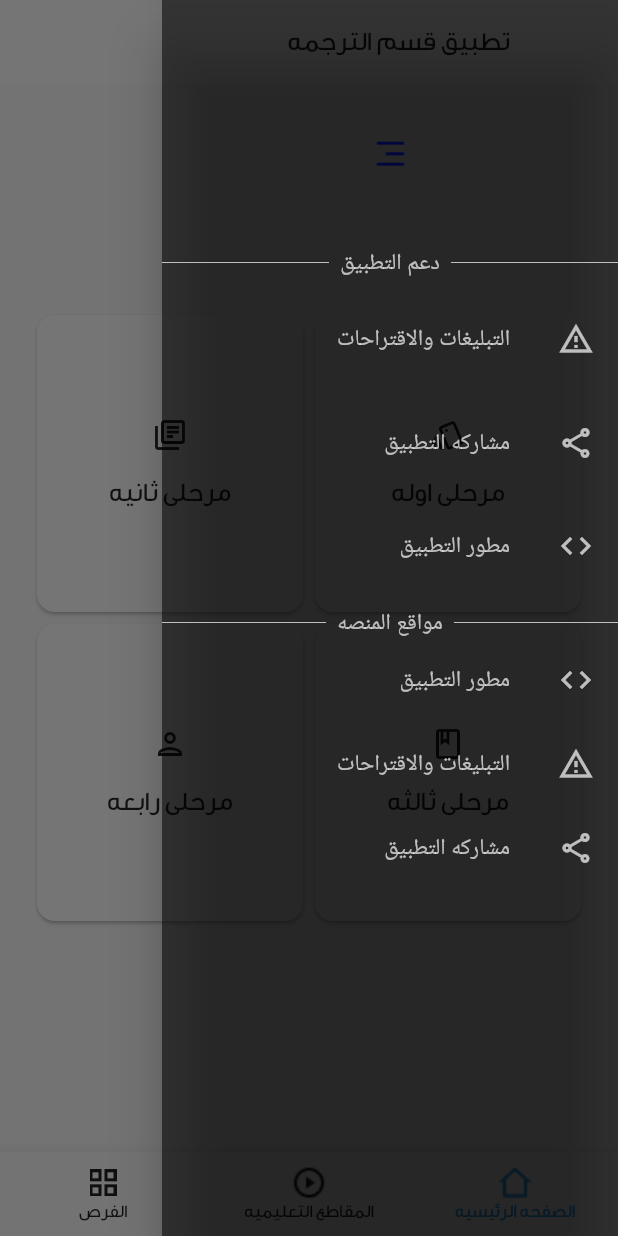
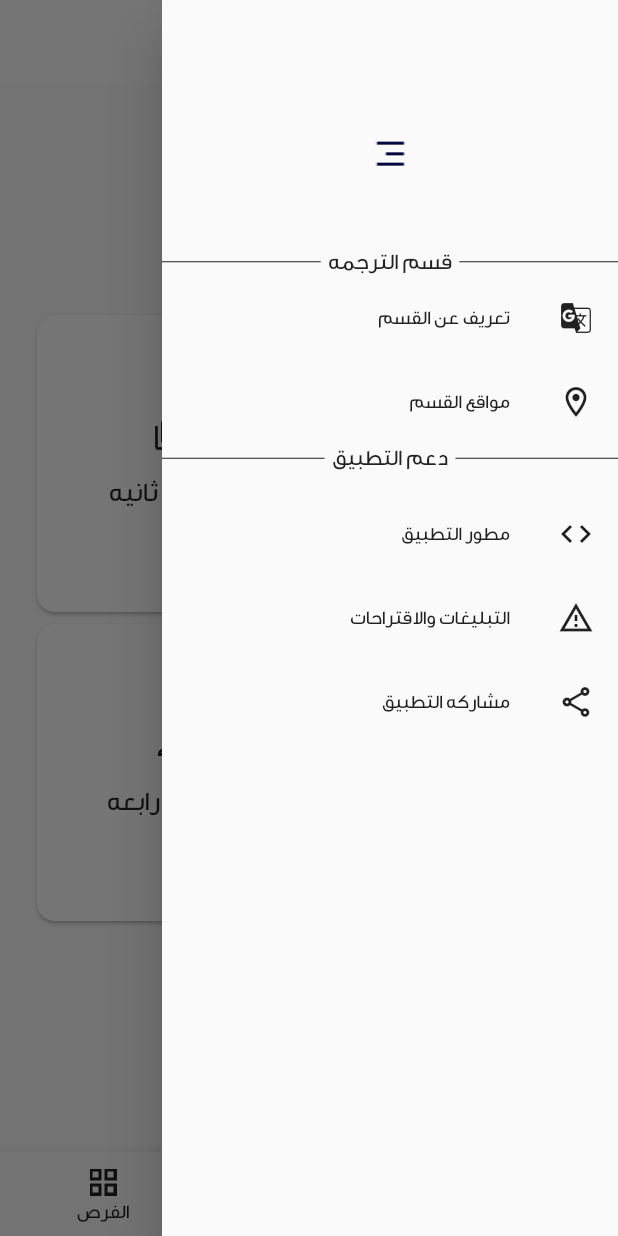
Before and after one commit to husseinkad/translation-dept.-app-, a Flutter app: the screen it shows after launch, with the side drawer open, on a phone screen of 412 x 824 dp. Run offline on Flutter 3.47's test engine with Material 2 defaults, Android fonts, the phone set to English and light mode, and no system bars; missing offline and left inert: flutter_share; Roboto replaces fonts that are missing (Tajawal).

Commit message:
styles and drawer

```diff
--- a/lib/home.dart
+++ b/lib/home.dart
@@ -40,12 +40,12 @@ class _HomeState extends State<Home> {
           onPressed: () {
             scaffoldKey.currentState!.openDrawer();
           },
-          icon: Image.asset('assets/menu.png', color: Colors.white70,),
+          icon: Image.asset('assets/menu.png', color: Colors.black87,),
         ),
         title: const Text('تطبيق قسم الترجمه', style: textStyleNormal),
       ),
       drawer: Drawer(
-        backgroundColor: Colors.black54,
+        //backgroundColor: Colors.white70,
         child: SingleChildScrollView(
           padding: padding,
           child: Column(
--- a/lib/mydrawer.dart
+++ b/lib/mydrawer.dart
@@ -24,44 +24,46 @@ class _MyDrawerState extends State<MyDrawer> {
           padding: const EdgeInsets.only(top: 20.0),
           child: Center(child: Image.asset('assets/menu.png', fit: BoxFit.cover, )),
         ),
+
         Row(
             children: const [
               Expanded(
-                  child: Divider(color: Colors.white70,)
+                  child: Divider(color: Colors.black87,)
               ),
 
-              Text('  دعم التطبيق  ', style: TextStyle(fontSize: 15, fontFamily: 'Tajawal', color: Colors.white70, overflow: TextOverflow.clip),),
+              Text('  قسم الترجمه  ', style: TextStyle(fontSize: 15, fontFamily: 'dinar', color: Colors.black87, overflow: TextOverflow.clip),),
 
               Expanded(
-                  child: Divider(color: Colors.white70,)
+                  child: Divider(color: Colors.black87,)
+              ),
+            ]
+        ),
+        buildMenuItem(text: 'تعريف عن القسم', icon: Icons.g_translate_outlined, onClicked: () => selectedItem(context, 1)),
+        buildMenuItem(text: 'مواقع القسم', icon: Icons.location_on_outlined, onClicked: () => selectedItem(context, 2)),
+        // buildMenuItem(text: 'مشاركه التطبيق', icon: Icons.share_outlined, onClicked: () => selectedItem(context, 7)),
+
+
+        Row(
+            children: const [
+              Expanded(
+                  child: Divider(color: Colors.black87,)
+              ),
+
+              Text('  دعم التطبيق  ', style: TextStyle(fontSize: 15, fontFamily: 'dinar', color: Colors.black87, overflow: TextOverflow.clip),),
+
+              Expanded(
+                  child: Divider(color: Colors.black87,)
               ),
             ]
         ),
         const SizedBox(height: 13,),
         Column(
           children: [
-            buildMenuItem(text: 'التبليغات والاقتراحات', icon: Icons.report_problem_outlined, onClicked: () => selectedItem(context, 9)),
-            const SizedBox(height: 13,),
-            buildMenuItem(text: 'مشاركه التطبيق', icon: Icons.share_outlined, onClicked: () => selectedItem(context, 7)),
-            const SizedBox(height: 13,),
-            buildMenuItem(text: 'مطور التطبيق', icon: Icons.code_outlined, onClicked: () => selectedItem(context, 6)),
-            const SizedBox(height: 13,),
-            Row(
-                children: const [
-                  Expanded(
-                      child: Divider(color: Colors.white70,)
-                  ),
-
-                  Text('  مواقع المنصه  ', style: TextStyle(fontSize: 15, fontFamily: 'Tajawal', color: Colors.white70, overflow: TextOverflow.clip),),
-
-                  Expanded(
-                      child: Divider(color: Colors.white70,)
-                  ),
-                ]
-            ),
             buildMenuItem(text: 'مطور التطبيق', icon: Icons.code_outlined, onClicked: () => selectedItem(context, 6)),
             buildMenuItem(text: 'التبليغات والاقتراحات', icon: Icons.report_problem_outlined, onClicked: () => selectedItem(context, 9)),
             buildMenuItem(text: 'مشاركه التطبيق', icon: Icons.share_outlined, onClicked: () => selectedItem(context, 7)),
+
+
 
             // Row(
             //   mainAxisAlignment: MainAxisAlignment.start,
@@ -83,34 +85,18 @@ class _MyDrawerState extends State<MyDrawer> {
     required IconData icon,
     VoidCallback? onClicked,
   }) {
-    const color = Colors.white70;
+    const color = Colors.black87;
     const hoverColor = Colors.blue;
 
     return ListTile(
       leading: Icon(icon, color: color,),
-      title: Text(text, style: const TextStyle(fontSize: 15, fontFamily: 'Tajawal', color: color),),
+      title: Text(text, style: textStyleSmall),
       hoverColor: hoverColor,
       onTap: onClicked ,
 
     );
   }
 
-  Widget bulidMenuItem2({
-    required String text,
-    required String image,
-    VoidCallback? onClicked,
-  }) {
-    const color = Colors.white70;
-    const hoverColor = Colors.blue;
-
-    return ListTile(
-      leading: Image.asset(image, color: color,),
-      title: Text(text, style: textStyleSmall),
-      hoverColor: hoverColor,
-      onTap: onClicked ,
-
-    );
-  }
   String Instagram = 'https://www.instagram.com/xbr.dev/';
   void insta() async {
     if (!await launch(Instagram)) throw 'حدث خطا ما $Instagram';
--- a/lib/utiles/styles.dart
+++ b/lib/utiles/styles.dart
@@ -1,7 +1,7 @@
 import 'package:flutter/material.dart';
 
 
-const textStyleSmall = TextStyle(color: Colors.black87, fontFamily: 'dinar', fontSize: 12);
+const textStyleSmall = TextStyle(color: Colors.black87, fontFamily: 'dinar', fontSize: 13);
 
 const textStyleNormal = TextStyle(color: Colors.black87, fontFamily: 'dinar', fontSize: 18);
 
```
